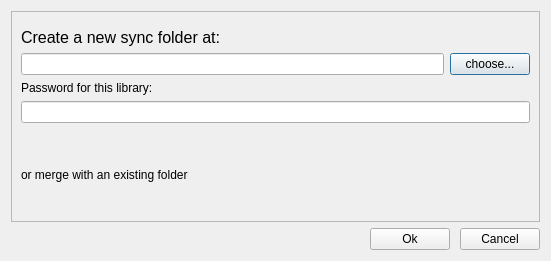
Before: the Qt Designer form ui/download-repo-dialog.ui in haiwen/seafile-client, drawn with Qt 5.
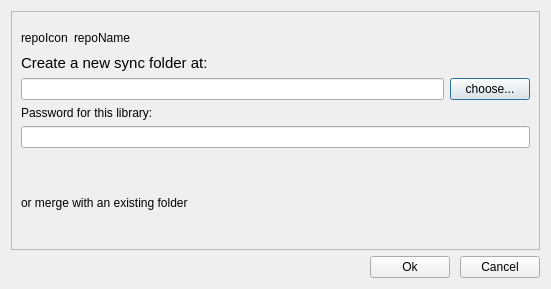
After: the same form once the commit is applied.

Commit message:
improve download repo dialog
Also disable context help for all dialogs on windows.

```diff
--- a/ui/download-repo-dialog.ui
+++ b/ui/download-repo-dialog.ui
@@ -7,7 +7,7 @@
     <x>0</x>
     <y>0</y>
     <width>551</width>
-    <height>261</height>
+    <height>289</height>
    </rect>
   </property>
   <property name="windowTitle">
@@ -43,13 +43,44 @@
       <number>0</number>
      </property>
      <layout class="QVBoxLayout" name="verticalLayout_3">
+      <item>
+       <layout class="QHBoxLayout" name="horizontalLayout_2">
+        <item>
+         <widget class="QLabel" name="mRepoIcon">
+          <property name="text">
+           <string notr="true">repoIcon</string>
+          </property>
+         </widget>
+        </item>
+        <item>
+         <widget class="QLabel" name="mRepoName">
+          <property name="text">
+           <string notr="true">repoName</string>
+          </property>
+         </widget>
+        </item>
+        <item>
+         <spacer name="horizontalSpacer_2">
+          <property name="orientation">
+           <enum>Qt::Horizontal</enum>
+          </property>
+          <property name="sizeHint" stdset="0">
+           <size>
+            <width>40</width>
+            <height>20</height>
+           </size>
+          </property>
+         </spacer>
+        </item>
+       </layout>
+      </item>
       <item>
        <layout class="QVBoxLayout" name="verticalLayout">
         <item>
          <widget class="QLabel" name="mOperationText">
           <property name="font">
            <font>
-            <pointsize>12</pointsize>
+            <pointsize>11</pointsize>
            </font>
           </property>
           <property name="frameShadow">
```
Left out of the diff: 2 changed lines with no effect on the pictures. The commit also changes 14 other files.
